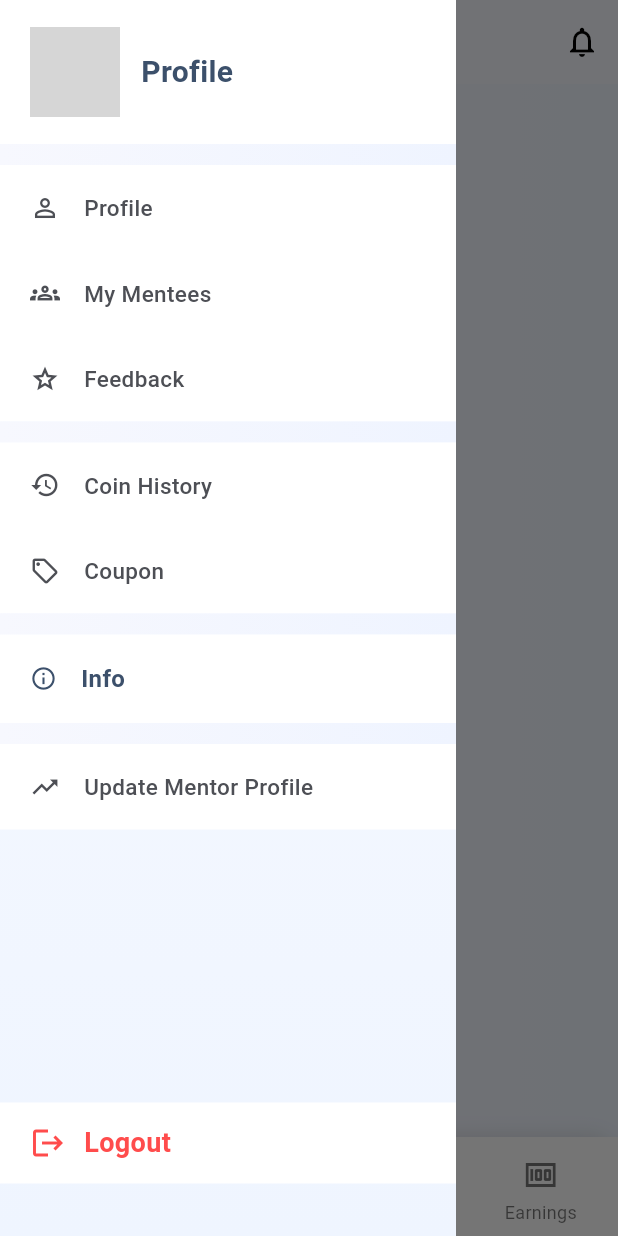
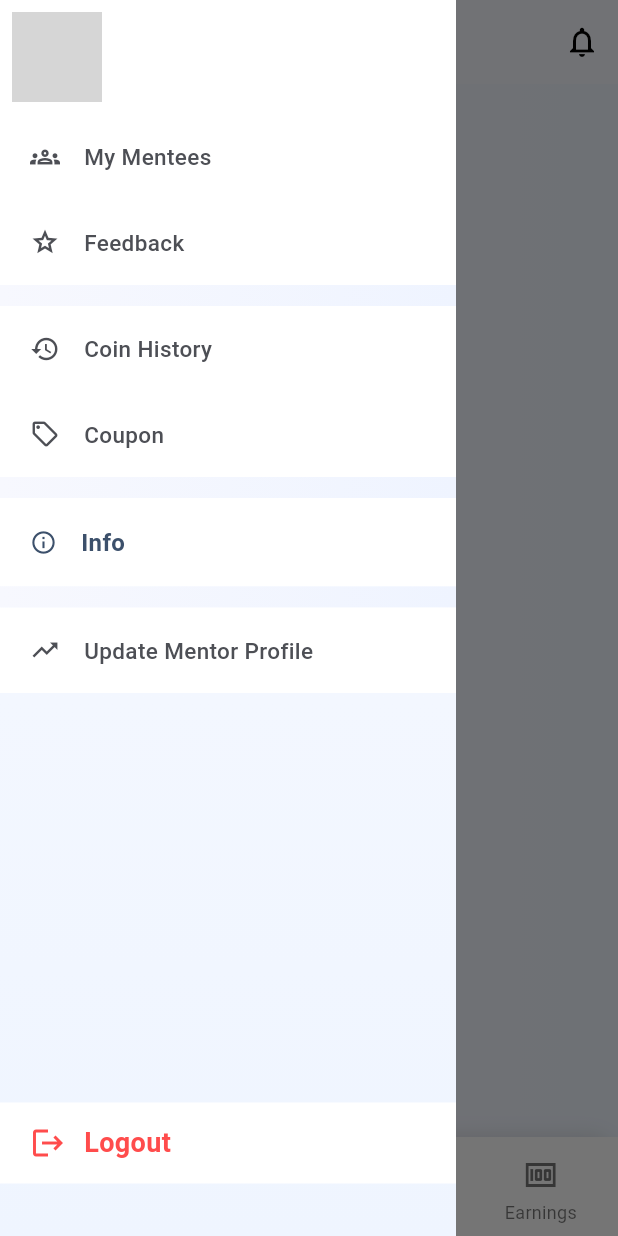
Before and after one commit to SaicharanGattu02/mentivisor, a Flutter app: the MentorDashboard screen opened by its route, with the side drawer open, on a phone screen of 412 x 824 dp. Run offline on Flutter 3.47's test engine with Material 3 defaults, Android fonts, the phone set to English and light mode, and no system bars; our stand-ins replace animate_do, cached_network_image, carousel_slider, connectivity_plus, dio, dotted_border and 12 more; missing offline and left inert: razorpay_flutter; accounts and stored records are empty; network calls fail; Roboto replaces fonts that are missing (Inter, segeo); project files that could hold a hidden picture were left out; grey boxes are pictures that could not be loaded.

Commit message:
committed by varun at 17-08-2025 05:40 PM

```diff
--- /dev/null
+++ b/lib/Mentor/data/Cubits/MentorDashboardCubit/mentor_dashbaord_states.dart
@@ -0,0 +1,20 @@
+import 'package:mentivisor/Mentee/Models/GetBannersRespModel.dart';
+import 'package:mentivisor/Mentor/Models/SessionsModel.dart';
+
+abstract class MentorDashBoardState {}
+
+class MentorDashBoardInitially extends MentorDashBoardState {}
+
+class MentorDashBoardLoading extends MentorDashBoardState {}
+
+class MentorDashBoardLoaded extends MentorDashBoardState {
+  final GetBannersRespModel? getBannersRespModel;
+  final SessionsModel? sessionsModel;
+
+  MentorDashBoardLoaded({this.getBannersRespModel, this.sessionsModel});
+}
+
+class MentorDashBoardFailure extends MentorDashBoardState {
+  final String error;
+  MentorDashBoardFailure(this.error);
+}
--- a/lib/Mentor/presentation/MentorDashBoard.dart
+++ b/lib/Mentor/presentation/MentorDashBoard.dart
@@ -1,9 +1,12 @@
 import 'package:flutter/material.dart';
 import 'package:flutter/services.dart';
-import 'package:go_router/go_router.dart';
+import 'package:flutter_bloc/flutter_bloc.dart';
+import 'package:mentivisor/Mentor/data/Cubits/MentorProfile/mentor_profile_cubit.dart';
+import 'package:mentivisor/Mentor/data/Cubits/MentorProfile/mentor_profile_states.dart';
 import 'package:mentivisor/Mentor/presentation/widgets/AppDrawer.dart';
 import 'package:mentivisor/utils/color_constants.dart';
 import '../../Mentee/presentation/Community/CommunityScreen.dart';
+import '../data/Cubits/MentorDashboardCubit/mentor_dashboard_cubit.dart';
 import 'MentorHomeScreen.dart';
 import 'MySessionsScreen.dart';
 
@@ -23,6 +26,7 @@ class _MentorDashboardState extends State<MentorDashboard> {
   void initState() {
     super.initState();
     _pageController = PageController(initialPage: _selectedIndex);
+    context.read<MentorProfileCubit1>().getMentorProfile();
   }
 
   void _onItemTapped(int index) {
@@ -57,33 +61,47 @@ class _MentorDashboardState extends State<MentorDashboard> {
         drawer: const AppDrawer(),
         appBar: AppBar(
           backgroundColor: const Color(0xffF7F9FE),
-          elevation: 0,
-          leading: IconButton(
-            icon: const Icon(Icons.menu, color: Colors.black),
+          automaticallyImplyLeading: false,
+          title: BlocBuilder<MentorProfileCubit1, MentorProfileStates>(
+            builder: (context, state) {
+              final user_data = state is MentorProfileLoaded
+                  ? state.mentorProfileModel.data
+                  : null;
+              return Row(
+                spacing: 6,
+                children: [
+                  IconButton(
+                    padding: EdgeInsets.zero,
+                    visualDensity: VisualDensity.compact,
+                    icon: const Icon(Icons.menu, color: Colors.black, size: 34),
                     onPressed: _toggleDrawerOrExit,
                   ),
-          title: Column(
+                  Column(
                     crossAxisAlignment: CrossAxisAlignment.start,
-            children: const [
+                    children: [
                       Text(
                         'Hello!',
                         style: TextStyle(
                           color: Colors.black,
                           fontSize: 16,
-                  fontWeight: FontWeight.w700,
-                  fontFamily: "Inter",
+                          height: 1,
+                          fontWeight: FontWeight.w600,
                         ),
                       ),
                       Text(
-                'Vijay',
+                        user_data?.name ?? "User",
                         style: TextStyle(
                           color: Colors.black,
                           fontSize: 16,
+                          height: 1,
                           fontWeight: FontWeight.w700,
-                  fontFamily: "Inter",
                         ),
                       ),
                     ],
+                  ),
+                ],
+              );
+            },
           ),
           actions: [
             IconButton(
@@ -104,11 +122,7 @@ class _MentorDashboardState extends State<MentorDashboard> {
             HapticFeedback.lightImpact();
             setState(() => _selectedIndex = i);
           },
-          children: [
-            MentorHomeScreen(),
-            MySessionsScreen(),
-            Communityscreen(),
-          ],
+          children: [MentorHomeScreen(), MySessionsScreen(), Communityscreen()],
         ),
         bottomNavigationBar: _buildBottomNav(),
       ),
--- a/lib/Mentor/presentation/MentorHomeScreen.dart
+++ b/lib/Mentor/presentation/MentorHomeScreen.dart
@@ -3,8 +3,11 @@ import 'package:flutter/material.dart';
 import 'package:carousel_slider/carousel_slider.dart';
 import 'package:flutter_bloc/flutter_bloc.dart';
 import 'package:intl/intl.dart';
+import 'package:mentivisor/Mentor/data/Cubits/MentorDashboardCubit/mentor_dashbaord_states.dart';
+import 'package:mentivisor/Mentor/data/Cubits/MentorDashboardCubit/mentor_dashboard_cubit.dart';
 import 'package:mentivisor/Mentor/data/Cubits/Sessions/SessionsCubit.dart';
 import 'package:mentivisor/Mentor/data/Cubits/Sessions/SessionsStates.dart';
+import 'package:mentivisor/Mentor/presentation/MentorDashBoard.dart';
 import 'package:mentivisor/Mentor/presentation/widgets/SessionCard.dart';
 import 'package:url_launcher/url_launcher.dart';
 import '../../Mentee/data/cubits/GetBanners/GetBannersCubit.dart';
@@ -24,8 +27,7 @@ class _MentorHomeScreenState extends State<MentorHomeScreen> {
   @override
   void initState() {
     super.initState();
-    context.read<Getbannerscubit>().getbanners();
-    context.read<SessionCubit>().getSessions("upcoming");
+    context.read<MentorDashboardCubit>().fetchDashboard();
   }
 
   @override
@@ -72,46 +74,31 @@ class _MentorHomeScreenState extends State<MentorHomeScreen> {
             colors: [Color(0xFFFAF5FF), Color(0xFFF5F6FF), Color(0xFFEFF6FF)],
           ),
         ),
-        child: Column(
+        child: BlocBuilder<MentorDashboardCubit, MentorDashBoardState>(
+          builder: (context, state) {
+            if (state is MentorDashBoardLoading) {
+              return Center(child: CircularProgressIndicator());
+            } else if (state is MentorDashBoardLoaded) {
+              final banners_data = state.getBannersRespModel;
+              final session_data = state.sessionsModel;
+              return Column(
                 crossAxisAlignment: CrossAxisAlignment.start,
                 children: [
                   const SizedBox(height: 20),
-            BlocBuilder<Getbannerscubit, Getbannersstate>(
-              builder: (context, state) {
-                if (state is GetbannersStateLoading) {
-                  return const SizedBox(
-                    height: 180,
-                    child: Center(child: CircularProgressIndicator()),
-                  );
-                }
-                if (state is GetbannersStateFailure) {
-                  return SizedBox(
-                    height: 180,
-                    child: Center(child: Text(state.msg)),
-                  );
-                }
-                final banners =
-                    (state as GetbannersStateLoaded).getbannerModel.data ?? [];
-                if (banners.isEmpty) {
-                  return const SizedBox(
-                    height: 180,
-                    child: Center(child: Text("No banners available")),
-                  );
-                }
-                return Column(
+                  Column(
                     children: [
                       CarouselSlider.builder(
-                      itemCount: banners.length,
+                        itemCount: banners_data?.data?.length,
                         itemBuilder: (ctx, i, _) {
-                        final b = banners[i];
+                          final b = banners_data?.data?[i];
                           return GestureDetector(
                             onTap: () {
-                            if (b.link != null) _launchUrl(b.link!);
+                              if (b?.link != null) _launchUrl(b?.link ?? "");
                             },
                             child: ClipRRect(
                               borderRadius: BorderRadius.circular(16),
                               child: Image.network(
-                              b.imgUrl ?? '',
+                                b?.imgUrl ?? '',
                                 fit: BoxFit.cover,
                                 width: double.infinity,
                                 errorBuilder: (_, __, ___) => Container(
@@ -139,17 +126,24 @@ class _MentorHomeScreenState extends State<MentorHomeScreen> {
                         builder: (context, currentIndex, _) {
                           return Row(
                             mainAxisAlignment: MainAxisAlignment.center,
-                          children: List.generate(banners.length, (index) {
+                            children: List.generate(
+                              banners_data?.data?.length ?? 0,
+                              (index) {
                                 final isFirst = index == 0;
-                            final isLast = index == banners.length - 1;
-                            final isNear = (index - currentIndex).abs() <= 1;
+                                final isLast =
+                                    index ==
+                                    (banners_data?.data?.length ?? 0) - 1;
+                                final isNear =
+                                    (index - currentIndex).abs() <= 1;
 
                                 if (!isFirst && !isLast && !isNear) {
                                   return const SizedBox.shrink();
                                 }
                                 return AnimatedContainer(
                                   duration: const Duration(milliseconds: 300),
-                              margin: const EdgeInsets.symmetric(horizontal: 3),
+                                  margin: const EdgeInsets.symmetric(
+                                    horizontal: 3,
+                                  ),
                                   height: SizeConfig.screenHeight * 0.008,
                                   width: currentIndex == index
                                       ? SizeConfig.screenWidth * 0.05
@@ -161,14 +155,14 @@ class _MentorHomeScreenState extends State<MentorHomeScreen> {
                                     borderRadius: BorderRadius.circular(100),
                                   ),
                                 );
-                          }),
+                              },
+                            ),
                           );
                         },
                       ),
                     ],
-                );
-              },
                   ),
+
                   const SizedBox(height: 24),
                   Text(
                     'Upcoming Session',
@@ -180,23 +174,41 @@ class _MentorHomeScreenState extends State<MentorHomeScreen> {
                   ),
                   const SizedBox(height: 8),
                   Expanded(
-              child: BlocBuilder<SessionCubit, SessionStates>(
-                builder: (context, state) {
-                  if (state is SessionLoading) {
-                    return Center(child: CircularProgressIndicator());
-                  } else if (state is SessionLoaded) {
-                    final Sessions = state.sessionsModel.data;
-                    if (Sessions?.length == 0) {
-                      return Center(child: Column());
-                    }
-                    return CustomScrollView(
+                    child: session_data?.data?.length == 0
+                        ? Center(
+                            child: Column(
+                              spacing: 6,
+                              crossAxisAlignment: CrossAxisAlignment.center,
+                              mainAxisAlignment: MainAxisAlignment.center,
+                              children: [
+                                Image.asset("assets/images/nodata.png"),
+                                Text(
+                                  "No mentees in sight!",
+                                  style: TextStyle(
+                                    fontSize: 14,
+                                    fontWeight: FontWeight.w600,
+                                    color: Color(0xff666666),
+                                  ),
+                                ),
+                                Text(
+                                  "Share your profile for good reach",
+                                  style: TextStyle(
+                                    fontSize: 12,
+                                    fontWeight: FontWeight.w600,
+                                    color: Color(0xff444444),
+                                  ),
+                                ),
+                              ],
+                            ),
+                          )
+                        : CustomScrollView(
                             slivers: [
                               SliverList(
                                 delegate: SliverChildBuilderDelegate((
                                   context,
                                   index,
                                 ) {
-                            final session = Sessions?[index];
+                                  final session = session_data?.data?[index];
                                   final duration = calculateDuration(
                                     session?.startTime ?? "",
                                     session?.endTime ?? "",
@@ -218,20 +230,19 @@ class _MentorHomeScreenState extends State<MentorHomeScreen> {
                                     remainingTime:
                                         '${duration} Minutes to go', // Time remaining for upcoming session
                                   );
-                          }, childCount: Sessions?.length),
+                                }, childCount: session_data?.data?.length),
+                              ),
+                            ],
+                          ),
                   ),
                 ],
               );
             } else {
-                    return Center(child: Text("No Data Found"));
+              return Center(child: Text("No Data"));
             }
           },
         ),
       ),
-          ],
-        ),
-      ),
     );
   }
-
 }
--- a/lib/Mentor/presentation/widgets/AppDrawer.dart
+++ b/lib/Mentor/presentation/widgets/AppDrawer.dart
@@ -1,10 +1,13 @@
+import 'package:cached_network_image/cached_network_image.dart';
 import 'package:flutter/material.dart';
+import 'package:flutter_bloc/flutter_bloc.dart';
 import 'package:go_router/go_router.dart';
+import 'package:mentivisor/Mentor/data/Cubits/MentorProfile/mentor_profile_cubit.dart';
+import 'package:mentivisor/Mentor/data/Cubits/MentorProfile/mentor_profile_states.dart';
 
 class AppDrawer extends StatelessWidget {
   const AppDrawer({super.key});
 
-  // Colors picked to match the screenshot
   static const _textColor = Color(0xFF4D4F55);
   static const _labelBlue = Color(0xFF3C506B);
   static const _separatorStart = Color(0xFFF7F8FE);
@@ -30,51 +33,56 @@ class AppDrawer extends StatelessWidget {
           ),
           child: Column(
             children: [
-              // Header (white block, avatar + "Profile")
-              Container(
-                width: double.infinity,
-                color: Colors.white,
-                padding: const EdgeInsets.fromLTRB(20, 18, 20, 18),
-                child: Row(
-                  children: [
-                    const CircleAvatar(
-                      radius: 30,
-                      backgroundImage: AssetImage('assets/profile_image.png'),
-                    ),
-                    const SizedBox(width: 14),
-                    Text(
-                      'Profile',
-                      style: const TextStyle(
-                        fontFamily: 'segeo',
-                        fontSize: 20,
-                        fontWeight: FontWeight.w600,
-                        color: _labelBlue,
-                      ),
-                    ),
-                  ],
-                ),
-              ),
-
-              _Separator(),
-
-              // Scrollable items
               Expanded(
                 child: ListView(
                   padding: EdgeInsets.zero,
                   children: [
                     Container(
-                      decoration: BoxDecoration(
-                        color: Colors.white
-                      ),
+                      decoration: BoxDecoration(color: Colors.white),
                       child: Column(
                         children: [
-                          _DrawerItem(
-                            icon: Icons.person_outline,
-                            title: 'Profile',
+                          GestureDetector(
                             onTap: () {
                               context.pop();
                               context.push("/mentor_profile_screen");
                             },
+                            child: Padding(
+                              padding: const EdgeInsets.all(8.0),
+                              child:
+                                  BlocBuilder<
+                                    MentorProfileCubit1,
+                                    MentorProfileStates
+                                  >(
+                                    builder: (context, state) {
+                                      final user_data =
+                                          state is MentorProfileLoaded
+                                          ? state.mentorProfileModel
+                                          : null;
+                                      return Row(
+                                        children: [
+                                          CircleAvatar(
+                                            radius: 30,
+                                            backgroundImage:
+                                                CachedNetworkImageProvider(
+                                                  user_data?.data?.profilePic ??
+                                                      "",
+                                                ),
+                                          ),
+                                          const SizedBox(width: 14),
+                                          Text(
+                                            user_data?.data?.name ?? "",
+                                            style: const TextStyle(
+                                              fontFamily: 'segeo',
+                                              fontSize: 20,
+                                              fontWeight: FontWeight.w600,
+                                              color: _labelBlue,
+                                            ),
+                                          ),
+                                        ],
+                                      );
+                                    },
+                                  ),
+                            ),
                           ),
                           _DrawerItem(
                             icon: Icons.groups_outlined,
@@ -97,9 +105,7 @@ class AppDrawer extends StatelessWidget {
                     ),
                     _Separator(),
                     Container(
-                      decoration: BoxDecoration(
-                        color: Colors.white
-                      ),
+                      decoration: BoxDecoration(color: Colors.white),
                       child: Column(
                         children: [
                           _DrawerItem(
@@ -122,21 +128,15 @@ class AppDrawer extends StatelessWidget {
                       ),
                     ),
 
-
                     _Separator(),
 
                     // Section label "Info"
-                    _SectionLabel(
-                      icon: Icons.info_outline,
-                      label: 'Info',
-                    ),
+                    _SectionLabel(icon: Icons.info_outline, label: 'Info'),
 
                     _Separator(),
 
                     Container(
-                      decoration: BoxDecoration(
-                        color: Colors.white
-                      ),
+                      decoration: BoxDecoration(color: Colors.white),
                       child: _DrawerItem(
                         icon: Icons.trending_up_outlined,
                         title: 'Update Mentor Profile',
@@ -178,7 +178,7 @@ class AppDrawer extends StatelessWidget {
                   ),
                 ),
               ),
-              SizedBox(height: 35,)
+              SizedBox(height: 35),
             ],
           ),
         ),
@@ -213,11 +213,7 @@ class _DrawerItem extends StatelessWidget {
   final String title;
   final VoidCallback? onTap;
 
-  const _DrawerItem({
-    required this.icon,
-    required this.title,
-    this.onTap,
-  });
+  const _DrawerItem({required this.icon, required this.title, this.onTap});
 
   @override
   Widget build(BuildContext context) {
@@ -260,9 +256,7 @@ class _SectionLabel extends StatelessWidget {
   @override
   Widget build(BuildContext context) {
     return Container(
-      decoration: BoxDecoration(
-        color: Colors.white
-      ),
+      decoration: BoxDecoration(color: Colors.white),
       padding: const EdgeInsets.fromLTRB(20, 18, 20, 18),
       child: Row(
         children: [
--- a/lib/StateInjector.dart
+++ b/lib/StateInjector.dart
@@ -33,6 +33,7 @@ import 'package:mentivisor/Mentee/data/cubits/WeeklySlots/weekly_slots_cubit.dar
 import 'package:mentivisor/Mentee/data/cubits/Years/years_cubit.dart';
 import 'package:mentivisor/Mentee/data/cubits/Years/years_repository.dart';
 import 'package:mentivisor/Mentor/data/Cubits/FeedBack/feedback_repository.dart';
+import 'package:mentivisor/Mentor/data/Cubits/MentorDashboardCubit/mentor_dashboard_cubit.dart';
 import 'package:mentivisor/Mentor/data/Cubits/MyMentees/mymentees_cubit.dart';
 import 'package:mentivisor/Mentor/data/Cubits/MyMentees/mymentees_repository.dart';
 import 'package:mentivisor/Mentor/data/Cubits/ReportMentee/report_mentee_cubit.dart';
@@ -384,7 +385,14 @@ class StateInjector {
       create: (context) => ReportMenteeCubit(context.read<MyMenteesRepo>()),
     ),
     BlocProvider<MentorProfileCubit1>(
-      create: (context) => MentorProfileCubit1(context.read<MentorProfileRepo>()),
+      create: (context) =>
+          MentorProfileCubit1(context.read<MentorProfileRepo>()),
+    ),
+    BlocProvider<MentorDashboardCubit>(
+      create: (context) => MentorDashboardCubit(
+        getbannerscubit: Getbannerscubit(context.read<Getbannersrepository>()),
+        sessionCubit: SessionCubit(context.read<SessionSRepo>()),
+      ),
     ),
   ];
 }
```
Also changed, not shown: lib/Mentor/data/Cubits/MentorDashboardCubit/mentor_dashboard_cubit.dart (added, +57 -0 lines), lib/Mentor/presentation/UpdateProfileScreen.dart (added, +330 -0 lines), assets/images/nodata.png (added). Lines whose indentation alone changed are shown as unchanged.
